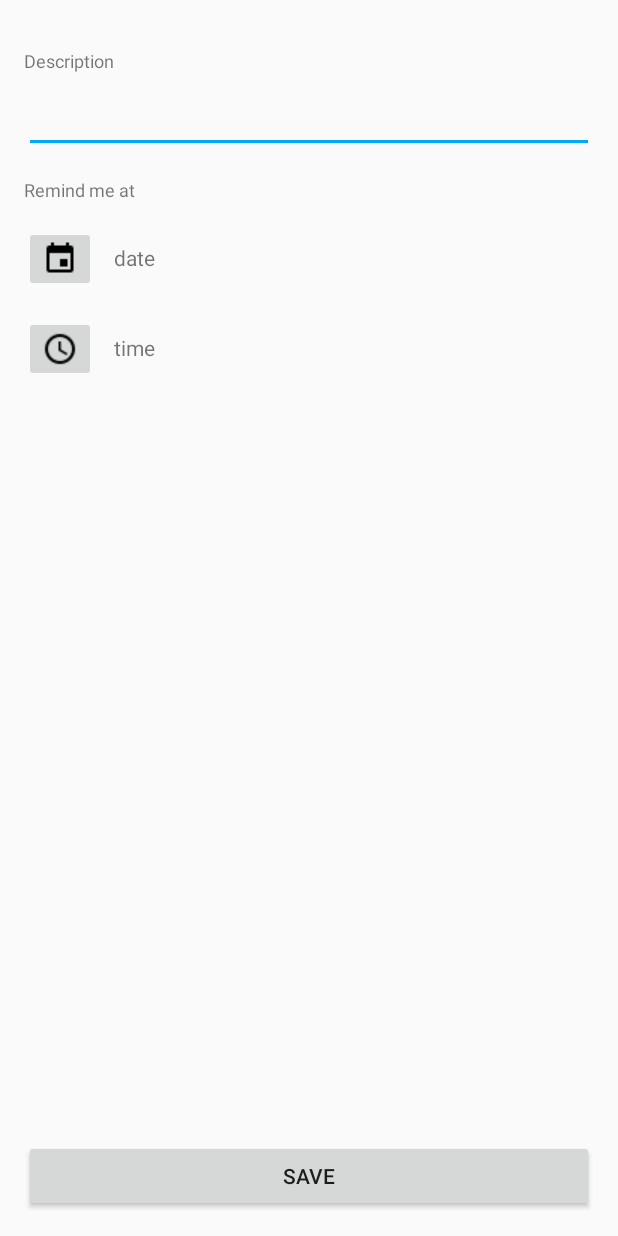
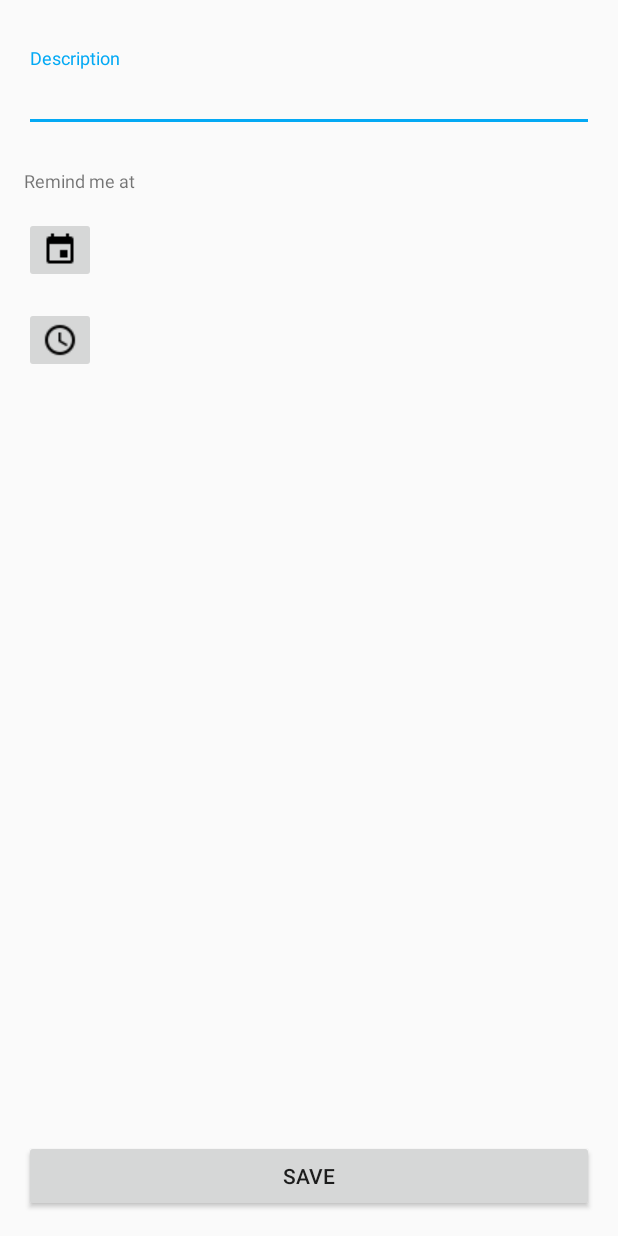
Before and after one commit to scane/RemindMe, an Android app: the layout activity_add_reminder.xml on its own in the app's theme, with its tools: preview values and no code run, on a phone screen of 412 x 824 dp. Run offline under Robolectric (Android 15) with nearby library versions, the phone set to English and light mode, and no system bars.

Commit message:
TextInputLayout

```diff
--- a/app/src/main/res/layout/activity_add_reminder.xml
+++ b/app/src/main/res/layout/activity_add_reminder.xml
@@ -11,87 +11,87 @@
     android:paddingTop="@dimen/activity_vertical_margin"
     tools:context="com.scanba.remindme.activities.AddReminderActivity">
 
-    <TextView
-        android:id="@+id/textView"
-        android:layout_width="wrap_content"
-        android:layout_height="wrap_content"
-        android:layout_alignParentLeft="true"
-        android:layout_alignParentStart="true"
-        android:layout_alignParentTop="true"
-        android:layout_marginBottom="8dp"
-        android:layout_marginTop="16dp"
-        android:text="Description"
-        android:textSize="12sp" />
-
 
     <Button
         android:id="@+id/button"
         android:layout_width="match_parent"
         android:layout_height="wrap_content"
-        android:text="Save"
-        android:onClick="createReminder"
         android:layout_alignParentBottom="true"
         android:layout_alignParentLeft="true"
-        android:layout_alignParentStart="true" />
+        android:layout_alignParentStart="true"
+        android:onClick="createReminder"
+        android:text="Save" />
 
-    <EditText
-        android:id="@+id/reminder_description"
+    <android.support.design.widget.TextInputLayout
+        android:id="@+id/reminder_description_layout"
         android:layout_width="match_parent"
         android:layout_height="wrap_content"
-        android:ems="10"
-        android:inputType="textMultiLine"
-        android:layout_below="@+id/textView"
         android:layout_alignParentLeft="true"
-        android:layout_alignParentStart="true" />
+        android:layout_alignParentStart="true"
+        android:layout_marginBottom="8dp"
+        android:layout_marginTop="16dp">
+
+        <EditText
+            android:id="@+id/reminder_description"
+            android:layout_width="match_parent"
+            android:layout_height="wrap_content"
+            android:ems="10"
+            android:hint="Description"
+            android:inputType="textMultiLine" />
+
+    </android.support.design.widget.TextInputLayout>
 
     <TextView
-        android:text="Remind me at"
+        android:id="@+id/textView2"
         android:layout_width="wrap_content"
         android:layout_height="wrap_content"
+        android:layout_alignParentLeft="true"
+        android:layout_alignParentStart="true"
+        android:layout_below="@+id/reminder_description_layout"
         android:layout_marginTop="16dp"
-        android:id="@+id/textView2" android:textSize="12sp"
-        android:layout_below="@+id/reminder_description"
-        android:layout_alignParentLeft="true"
-        android:layout_alignParentStart="true" />
+        android:text="Remind me at"
+        android:textSize="12sp" />
 
     <ImageButton
+        android:id="@+id/set_date_button"
         android:layout_width="wrap_content"
         android:layout_height="wrap_content"
-        app:srcCompat="@drawable/calendar"
-        android:layout_below="@+id/textView2"
         android:layout_alignParentLeft="true"
         android:layout_alignParentStart="true"
+        android:layout_below="@+id/textView2"
         android:layout_marginTop="16dp"
-        android:id="@+id/set_date_button" android:onClick="openDatePickerDialog" />
+        android:onClick="openDatePickerDialog"
+        app:srcCompat="@drawable/calendar" />
 
     <TextView
-        android:text="date"
+        android:id="@+id/remind_me_date"
         android:layout_width="wrap_content"
         android:layout_height="wrap_content"
-        android:id="@+id/remind_me_date"
+        android:layout_alignBottom="@+id/set_date_button"
         android:layout_marginBottom="13dp"
-        android:layout_alignBottom="@+id/set_date_button"
-        android:layout_toRightOf="@+id/textView"
-        android:layout_toEndOf="@+id/textView" />
+        android:layout_toEndOf="@+id/reminder_description_layout"
+        android:layout_toRightOf="@+id/reminder_description_layout"
+        android:text="date" />
 
     <ImageButton
+        android:id="@+id/set_time_button"
         android:layout_width="wrap_content"
         android:layout_height="wrap_content"
-        app:srcCompat="@drawable/clock"
-        android:layout_below="@+id/set_date_button"
         android:layout_alignParentLeft="true"
         android:layout_alignParentStart="true"
+        android:layout_below="@+id/set_date_button"
         android:layout_marginTop="16dp"
-        android:id="@+id/set_time_button" android:onClick="openTimePickerDialog"/>
+        android:onClick="openTimePickerDialog"
+        app:srcCompat="@drawable/clock" />
 
     <TextView
-        android:text="time"
+        android:id="@+id/remind_me_time"
         android:layout_width="wrap_content"
         android:layout_height="wrap_content"
-        android:layout_marginBottom="13dp"
-        android:id="@+id/remind_me_time"
         android:layout_alignBottom="@+id/set_time_button"
         android:layout_alignLeft="@+id/remind_me_date"
-        android:layout_alignStart="@+id/remind_me_date" />
+        android:layout_alignStart="@+id/remind_me_date"
+        android:layout_marginBottom="13dp"
+        android:text="time" />
 
 </RelativeLayout>
```
